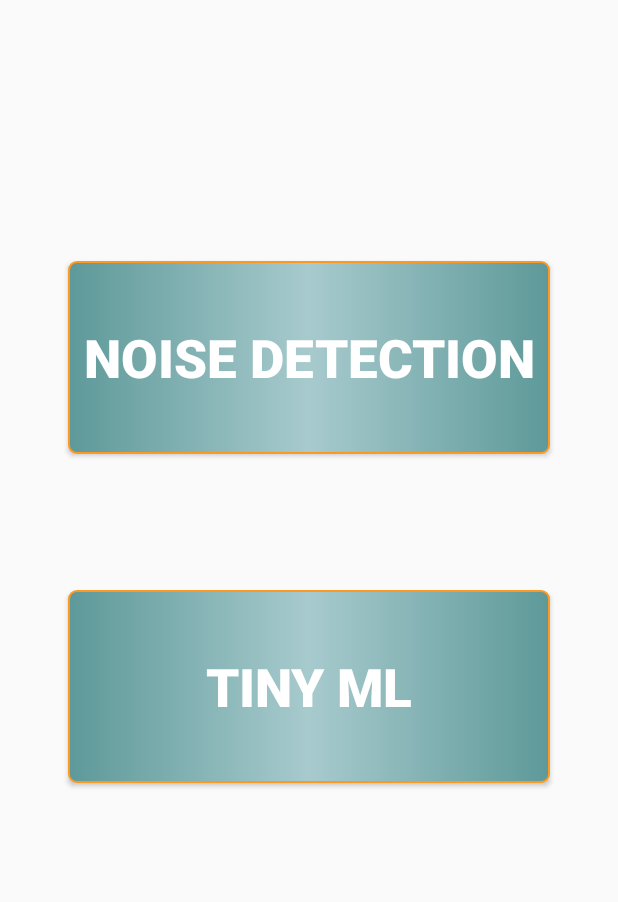
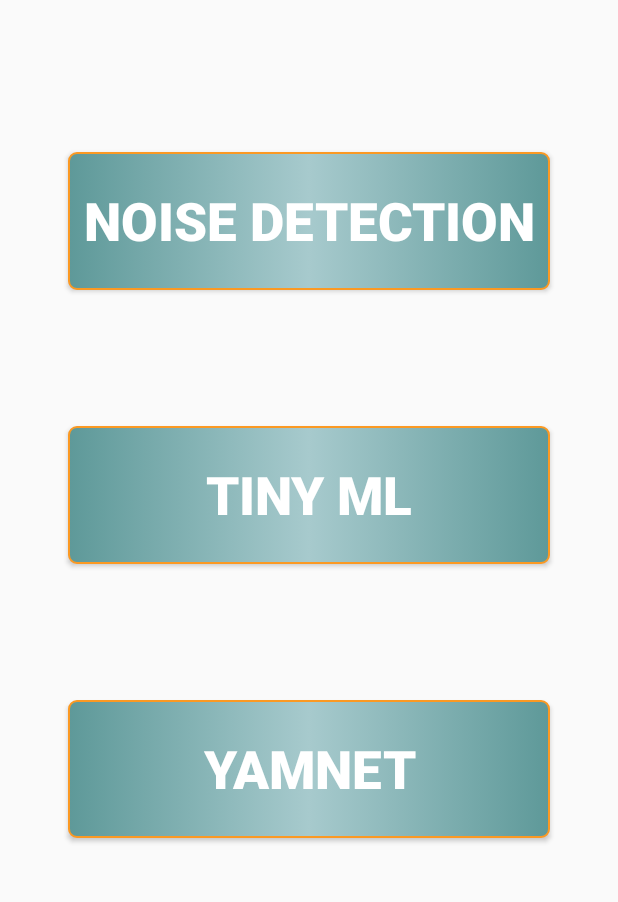
Before and after one commit to junhuang7/SoundAlertWTH2, an Android app: the MainActivity screen opened directly, with no data from a screen before it, on a phone screen of 412 x 824 dp, the part 192-1094 px from its top. Run offline under Robolectric (Android 15) with nearby library versions, the phone set to English and light mode, and no system bars.

Commit message:
linking sound alert app and yamnet app

```diff
--- a/app/src/main/java/com/maple/audiometry/utils/AudioRecordBasedDemo.java
+++ b/app/src/main/java/com/maple/audiometry/utils/AudioRecordBasedDemo.java
@@ -79,7 +79,7 @@
 
 		// Only compute decibels if mean is greater than 1 to avoid negative or -Infinity dB values
 		if (mean > 1) {
-			volume = 15 * Math.log10(mean);
+			volume = 18 * Math.log10(mean);
 		}
 
 		if (volume > 100) {
--- a/app/src/main/res/layout/activity_main.xml
+++ b/app/src/main/res/layout/activity_main.xml
@@ -50,6 +50,19 @@
         android:textSize="35sp"
         android:textStyle="bold" />
 
+    <Button
+        android:id="@+id/bt_yamnet"
+        android:layout_width="match_parent"
+        android:layout_height="0dp"
+        android:layout_gravity="center"
+        android:layout_margin="45dp"
+        android:layout_weight="1"
+        android:background="@drawable/selector_button_color"
+        android:text="YAMNET"
+        android:textColor="@color/button_text_color"
+        android:textSize="35sp"
+        android:textStyle="bold" />
+
     <View
         android:layout_width="wrap_content"
         android:layout_height="0dp"
```
Also changed, not shown: app/src/main/java/com/maple/audiometry/ui/home/MainActivity.kt (+11 -9 lines), app/src/main/res/layout/activity_noise.xml (+3 -5 lines).
